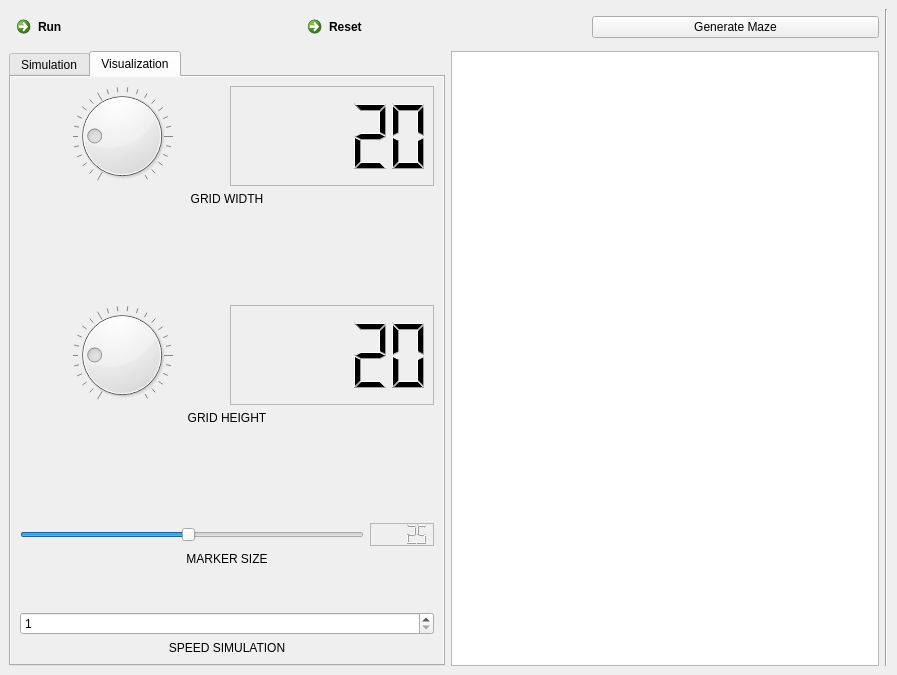
NathanTouboul/PathPlanning, file mainWindow.ui: the form before one commit.
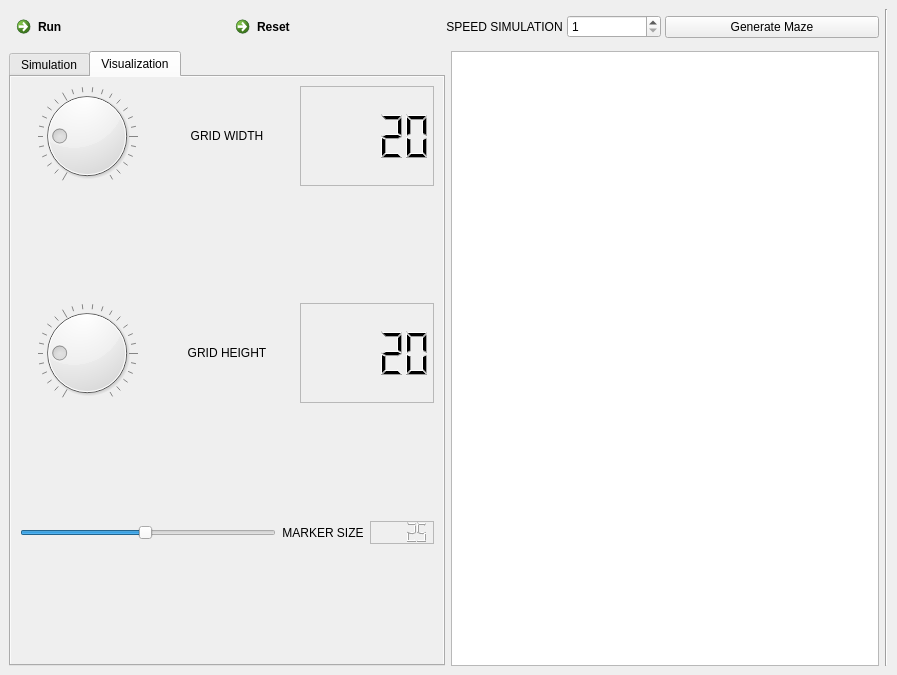
The form after the commit. The open tabs and pages were chosen to show the change. Custom widgets are drawn as their Qt base class.

The edit to the form file:
```diff
--- a/mainWindow.ui
+++ b/mainWindow.ui
@@ -60,6 +60,36 @@
           </property>
          </widget>
         </item>
+        <item>
+         <layout class="QHBoxLayout" name="horizontalLayout_5">
+          <item>
+           <widget class="QLabel" name="label_4">
+            <property name="text">
+             <string>SPEED SIMULATION</string>
+            </property>
+            <property name="scaledContents">
+             <bool>true</bool>
+            </property>
+            <property name="alignment">
+             <set>Qt::AlignCenter</set>
+            </property>
+            <property name="wordWrap">
+             <bool>true</bool>
+            </property>
+           </widget>
+          </item>
+          <item>
+           <widget class="QSpinBox" name="speedSpinBox">
+            <property name="minimum">
+             <number>1</number>
+            </property>
+            <property name="maximum">
+             <number>10</number>
+            </property>
+           </widget>
+          </item>
+         </layout>
+        </item>
         <item>
          <widget class="QPushButton" name="mazeButton">
           <property name="text">
@@ -148,9 +178,7 @@
            </attribute>
            <layout class="QGridLayout" name="gridLayout_2">
             <item row="0" column="0">
-             <layout class="QVBoxLayout" name="verticalLayout_4">
-              <item>
-               <layout class="QVBoxLayout" name="verticalLayout_2">
+             <layout class="QVBoxLayout" name="verticalLayout">
                 <item>
                  <layout class="QHBoxLayout" name="horizontalLayout">
                   <item>
@@ -176,18 +204,6 @@
                    </widget>
                   </item>
                   <item>
-                   <widget class="QLCDNumber" name="lcdWidth">
-                    <property name="frameShape">
-                     <enum>QFrame::StyledPanel</enum>
-                    </property>
-                    <property name="intValue" stdset="0">
-                     <number>20</number>
-                    </property>
-                   </widget>
-                  </item>
-                 </layout>
-                </item>
-                <item>
                  <widget class="QLabel" name="label">
                   <property name="text">
                    <string>GRID WIDTH</string>
@@ -200,6 +216,16 @@
                   </property>
                  </widget>
                 </item>
+                <item>
+                 <widget class="QLCDNumber" name="lcdWidth">
+                  <property name="frameShape">
+                   <enum>QFrame::StyledPanel</enum>
+                  </property>
+                  <property name="intValue" stdset="0">
+                   <number>20</number>
+                  </property>
+                 </widget>
+                </item>
                </layout>
               </item>
               <item>
@@ -216,8 +242,6 @@
                </spacer>
               </item>
               <item>
-               <layout class="QVBoxLayout" name="verticalLayout_3">
-                <item>
                  <layout class="QHBoxLayout" name="horizontalLayout_2">
                   <item>
                    <widget class="QDial" name="dialHeight">
@@ -236,18 +260,6 @@
                    </widget>
                   </item>
                   <item>
-                   <widget class="QLCDNumber" name="lcdHeight">
-                    <property name="frameShape">
-                     <enum>QFrame::StyledPanel</enum>
-                    </property>
-                    <property name="intValue" stdset="0">
-                     <number>20</number>
-                    </property>
-                   </widget>
-                  </item>
-                 </layout>
-                </item>
-                <item>
                  <widget class="QLabel" name="label_2">
                   <property name="text">
                    <string>GRID HEIGHT</string>
@@ -260,6 +272,16 @@
                   </property>
                  </widget>
                 </item>
+                <item>
+                 <widget class="QLCDNumber" name="lcdHeight">
+                  <property name="frameShape">
+                   <enum>QFrame::StyledPanel</enum>
+                  </property>
+                  <property name="intValue" stdset="0">
+                   <number>20</number>
+                  </property>
+                 </widget>
+                </item>
                </layout>
               </item>
               <item>
@@ -276,8 +298,6 @@
                </spacer>
               </item>
               <item>
-               <layout class="QVBoxLayout" name="verticalLayout">
-                <item>
                  <layout class="QHBoxLayout" name="horizontalLayout_3">
                   <item>
                    <widget class="QSlider" name="sliderMarker">
@@ -295,6 +315,25 @@
                     </property>
                    </widget>
                   </item>
+                <item>
+                 <widget class="QLabel" name="label_3">
+                  <property name="autoFillBackground">
+                   <bool>false</bool>
+                  </property>
+                  <property name="text">
+                   <string>MARKER SIZE</string>
+                  </property>
+                  <property name="scaledContents">
+                   <bool>true</bool>
+                  </property>
+                  <property name="alignment">
+                   <set>Qt::AlignCenter</set>
+                  </property>
+                  <property name="wordWrap">
+                   <bool>true</bool>
+                  </property>
+                 </widget>
+                </item>
                   <item>
                    <widget class="QLCDNumber" name="lcdMarker">
                     <property name="frameShape">
@@ -310,25 +349,6 @@
                   </item>
                  </layout>
                 </item>
-                <item>
-                 <widget class="QLabel" name="label_3">
-                  <property name="autoFillBackground">
-                   <bool>false</bool>
-                  </property>
-                  <property name="text">
-                   <string>MARKER SIZE</string>
-                  </property>
-                  <property name="scaledContents">
-                   <bool>true</bool>
-                  </property>
-                  <property name="alignment">
-                   <set>Qt::AlignCenter</set>
-                  </property>
-                  <property name="wordWrap">
-                   <bool>true</bool>
-                  </property>
-                 </widget>
-                </item>
                 <item>
                  <spacer name="verticalSpacer_3">
                   <property name="orientation">
@@ -341,34 +361,6 @@
                    </size>
                   </property>
                  </spacer>
-                </item>
-                <item>
-                 <widget class="QSpinBox" name="spinBox">
-                  <property name="minimum">
-                   <number>1</number>
-                  </property>
-                  <property name="maximum">
-                   <number>10</number>
-                  </property>
-                 </widget>
-                </item>
-                <item>
-                 <widget class="QLabel" name="label_4">
-                  <property name="text">
-                   <string>SPEED SIMULATION</string>
-                  </property>
-                  <property name="scaledContents">
-                   <bool>true</bool>
-                  </property>
-                  <property name="alignment">
-                   <set>Qt::AlignCenter</set>
-                  </property>
-                  <property name="wordWrap">
-                   <bool>true</bool>
-                  </property>
-                 </widget>
-                </item>
-               </layout>
               </item>
              </layout>
             </item>
```
Left out of the diff: 2 changed lines with no effect on the pictures. Lines whose indentation alone changed are shown as unchanged.
